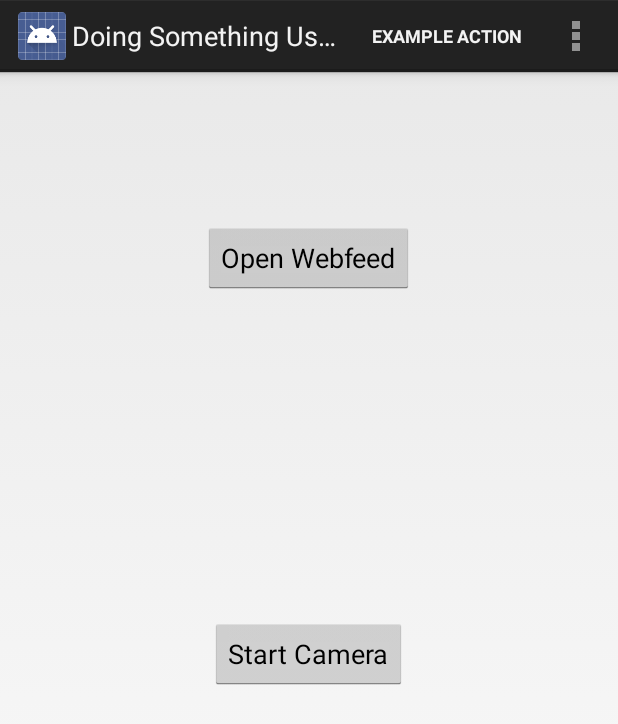
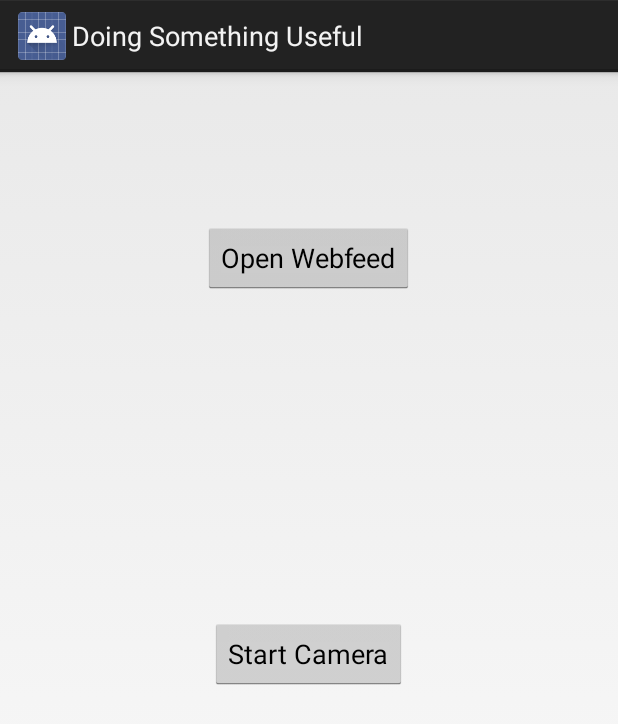
Before and after one commit to SuperCoolYCHackTeam/DoingSomethingUseful, an Android app: the screen it shows after launch (MainActivity), on a phone screen of 412 x 824 dp. Shown: the top 724 px of the screen. Run offline under Robolectric (Android 15) with nearby library versions, the phone set to English and light mode, and no system bars.

Commit message:
removes drawer from main menu

```diff
--- a/mobile/src/main/java/com/ychack/doingsomethinguseful/MainActivity.java
+++ b/mobile/src/main/java/com/ychack/doingsomethinguseful/MainActivity.java
@@ -5,6 +5,7 @@ import android.app.Activity;
 import android.app.ActionBar;
 import android.app.Fragment;
 import android.app.FragmentManager;
+import android.app.FragmentTransaction;
 import android.os.Bundle;
 import android.os.StrictMode;
 import android.view.LayoutInflater;
@@ -14,19 +15,7 @@ import android.view.View;
 import android.view.ViewGroup;
 import android.support.v4.widget.DrawerLayout;
 
-public class MainActivity extends Activity
-        implements NavigationDrawerFragment.NavigationDrawerCallbacks {
-
-    /**
-     * Fragment managing the behaviors, interactions and presentation of the navigation drawer.
-     */
-    private NavigationDrawerFragment mNavigationDrawerFragment;
-
-    /**
-     * Used to store the last screen title. For use in {@link #restoreActionBar()}.
-     */
-    private CharSequence mTitle;
-
+public class MainActivity extends Activity {
     @Override
     protected void onCreate(Bundle savedInstanceState) {
         super.onCreate(savedInstanceState);
@@ -36,113 +25,11 @@ public class MainActivity extends Activity
             StrictMode.setThreadPolicy(policy);
         }
 
-        mNavigationDrawerFragment = (NavigationDrawerFragment)
-                getFragmentManager().findFragmentById(R.id.navigation_drawer);
-        mTitle = getTitle();
+        FragmentManager fragmentManager = getFragmentManager();
+        FragmentTransaction fragmentTransaction = fragmentManager.beginTransaction();
+
+        CameraFragment fragment = new CameraFragment();
+        fragmentTransaction.add(R.id.container, fragment);
+        fragmentTransaction.commit();
     }
-
-    @Override
-    public void onNavigationDrawerItemSelected(int position) {
-        // update the main content by replacing fragments
-        FragmentManager fragmentManager = getFragmentManager();
-        Fragment fragment = null;
-        if (position == 0) {
-            fragment = CameraFragment.newInstance();
-        }
-        else {
-            fragment = PlaceholderFragment.newInstance(position + 1);
-        }
-
-        fragmentManager.beginTransaction()
-                .replace(R.id.container, fragment)
-                .commit();
-    }
-
-    public void onSectionAttached(int number) {
-        switch (number) {
-            case 1:
-                mTitle = getString(R.string.title_section1);
-                break;
-            case 2:
-                mTitle = getString(R.string.title_section2);
-                break;
-            case 3:
-                mTitle = getString(R.string.title_section3);
-                break;
-        }
-    }
-
-    public void restoreActionBar() {
-        ActionBar actionBar = getActionBar();
-        actionBar.setNavigationMode(ActionBar.NAVIGATION_MODE_STANDARD);
-        actionBar.setDisplayShowTitleEnabled(true);
-        actionBar.setTitle(mTitle);
-    }
-
-
-    @Override
-    public boolean onCreateOptionsMenu(Menu menu) {
-        if (!mNavigationDrawerFragment.isDrawerOpen()) {
-            // Only show items in the action bar relevant to this screen
-            // if the drawer is not showing. Otherwise, let the drawer
-            // decide what to show in the action bar.
-            getMenuInflater().inflate(R.menu.main, menu);
-            restoreActionBar();
-            return true;
-        }
-        return super.onCreateOptionsMenu(menu);
-    }
-
-    @Override
-    public boolean onOptionsItemSelected(MenuItem item) {
-        // Handle action bar item clicks here. The action bar will
-        // automatically handle clicks on the Home/Up button, so long
-        // as you specify a parent activity in AndroidManifest.xml.
-        int id = item.getItemId();
-        if (id == R.id.action_settings) {
-            return true;
-        }
-        return super.onOptionsItemSelected(item);
-    }
-
-    /**
-     * A placeholder fragment containing a simple view.
-     */
-    public static class PlaceholderFragment extends Fragment {
-        /**
-         * The fragment argument representing the section number for this
-         * fragment.
-         */
-        private static final String ARG_SECTION_NUMBER = "section_number";
-
-        /**
-         * Returns a new instance of this fragment for the given section
-         * number.
-         */
-        public static PlaceholderFragment newInstance(int sectionNumber) {
-            PlaceholderFragment fragment = new PlaceholderFragment();
-            Bundle args = new Bundle();
-            args.putInt(ARG_SECTION_NUMBER, sectionNumber);
-            fragment.setArguments(args);
-            return fragment;
-        }
-
-        public PlaceholderFragment() {
-        }
-
-        @Override
-        public View onCreateView(LayoutInflater inflater, ViewGroup container,
-                Bundle savedInstanceState) {
-            View rootView = inflater.inflate(R.layout.fragment_main, container, false);
-            return rootView;
-        }
-
-        @Override
-        public void onAttach(Activity activity) {
-            super.onAttach(activity);
-            ((MainActivity) activity).onSectionAttached(
-                    getArguments().getInt(ARG_SECTION_NUMBER));
-        }
-    }
-
 }
--- a/mobile/src/main/res/layout/activity_main.xml
+++ b/mobile/src/main/res/layout/activity_main.xml
@@ -14,18 +14,5 @@
         android:layout_width="match_parent"
         android:layout_height="match_parent" />
 
-    <!-- android:layout_gravity="start" tells DrawerLayout to treat
-         this as a sliding drawer on the left side for left-to-right
-         languages and on the right side for right-to-left languages.
-         If you're not building against API 17 or higher, use
-         android:layout_gravity="left" instead. -->
-    <!-- The drawer is given a fixed width in dp and extends the full height of
-         the container. -->
-    <fragment android:id="@+id/navigation_drawer"
-        android:layout_width="@dimen/navigation_drawer_width"
-        android:layout_height="match_parent"
-        android:layout_gravity="start"
-        android:name="com.ychack.doingsomethinguseful.NavigationDrawerFragment"
-        tools:layout="@layout/fragment_navigation_drawer" />
 
 </android.support.v4.widget.DrawerLayout>
```
